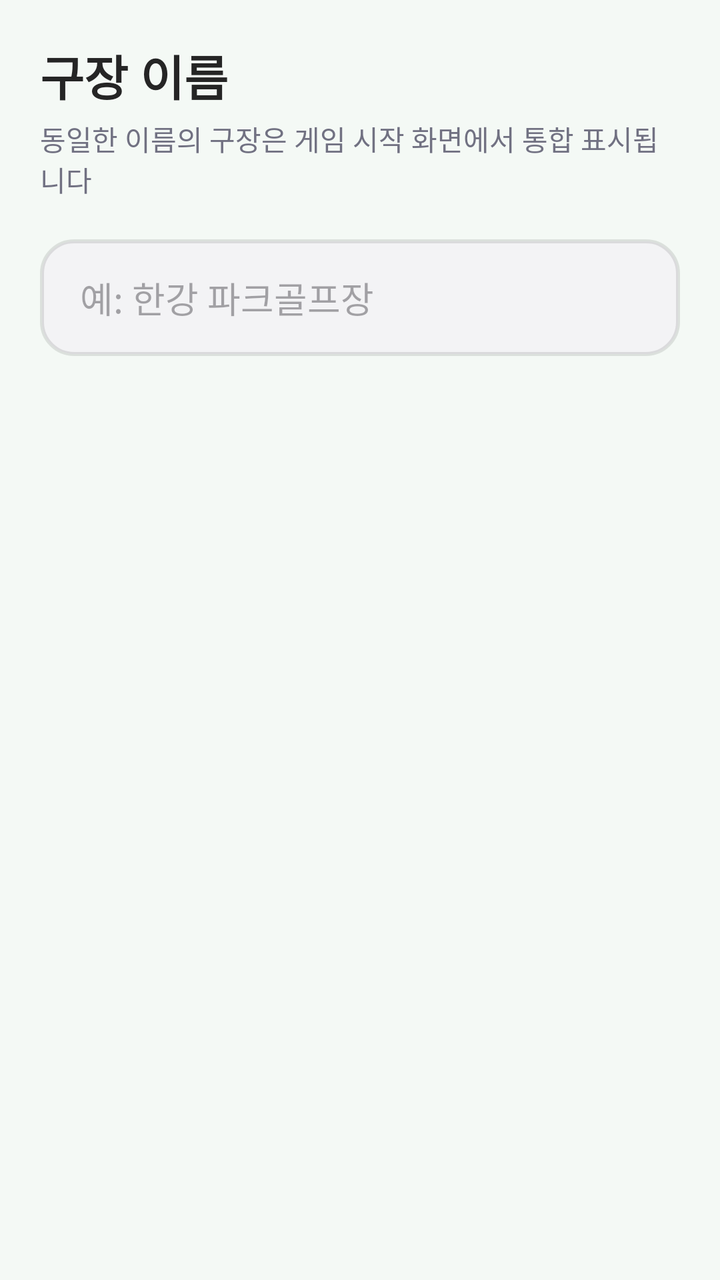
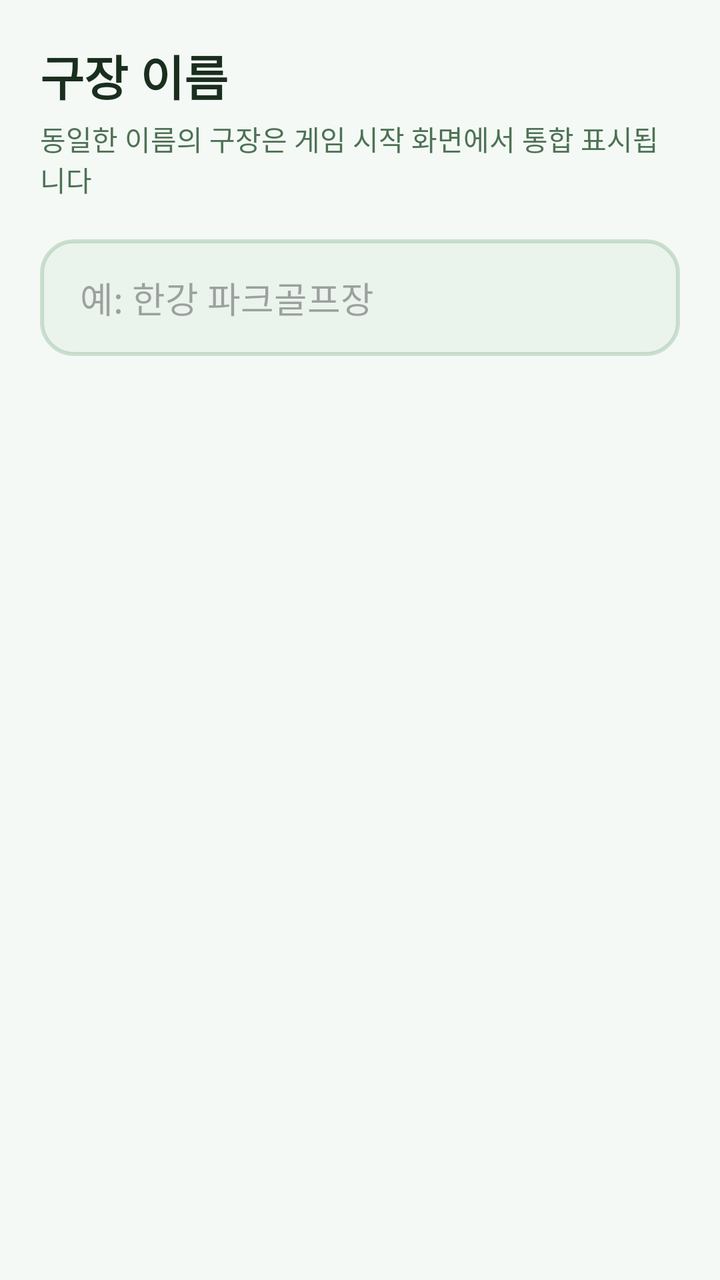

Before-and-after screenshots of an Android layout around one commit, followed by the original layout XML and the change that was made.
<!-- AndroidManifest.xml: application theme Theme.ParkGolf -->
<!-- res/layout/view_wizard_step_venue.xml -->
<?xml version="1.0" encoding="utf-8"?>
<ScrollView xmlns:android="http://schemas.android.com/apk/res/android"
    android:layout_width="match_parent" android:layout_height="match_parent"
    android:fillViewport="true" android:padding="20dp">
    <LinearLayout android:layout_width="match_parent" android:layout_height="wrap_content"
        android:orientation="vertical">
        <TextView android:layout_width="wrap_content" android:layout_height="wrap_content"
            android:text="@string/venue_name_label" android:textSize="@dimen/title_text"
            android:textStyle="bold" android:textColor="@color/foreground" />
        <TextView android:layout_width="wrap_content" android:layout_height="wrap_content"
            android:text="@string/venue_name_helper" android:textColor="@color/muted_foreground"
            android:layout_marginTop="4dp" android:layout_marginBottom="20dp" />
        <FrameLayout android:layout_width="match_parent" android:layout_height="wrap_content">
            <EditText android:id="@+id/etVenueName"
                android:layout_width="match_parent" android:layout_height="wrap_content"
                android:background="@drawable/bg_input" android:paddingHorizontal="20dp"
                android:paddingVertical="16dp" android:minHeight="@dimen/touch_min"
                android:hint="@string/venue_name_example" android:textSize="@dimen/body_text"
                android:inputType="text" android:textColor="@color/foreground" />
            <LinearLayout android:id="@+id/badgeExisting"
                android:layout_width="wrap_content" android:layout_height="wrap_content"
                android:layout_gravity="end|center_vertical" android:layout_marginEnd="16dp"
                android:orientation="horizontal" android:gravity="center_vertical" android:visibility="gone">
                <ImageView android:layout_width="16dp" android:layout_height="16dp"
                    android:src="@drawable/ic_check" android:importantForAccessibility="no"
                    app:tint="@color/primary" xmlns:app="http://schemas.android.com/apk/res-auto" />
                <TextView android:layout_width="wrap_content" android:layout_height="wrap_content"
                    android:layout_marginStart="4dp" android:text="@string/existing_venue"
                    android:textColor="@color/primary" android:textStyle="bold" android:textSize="14sp" />
            </LinearLayout>
        </FrameLayout>

        <TextView android:id="@+id/tvSuggestLabel"
            android:layout_width="wrap_content" android:layout_height="wrap_content"
            android:text="@string/saved_venues" android:textColor="@color/muted_foreground"
            android:textStyle="bold" android:layout_marginTop="20dp" android:visibility="gone" />
        <androidx.recyclerview.widget.RecyclerView android:id="@+id/rvSuggestions"
            android:layout_width="match_parent" android:layout_height="wrap_content"
            android:nestedScrollingEnabled="false" android:layout_marginTop="8dp" android:visibility="gone" />

        <LinearLayout android:id="@+id/bannerExisting"
            android:layout_width="match_parent" android:layout_height="wrap_content"
            android:orientation="horizontal" android:background="@drawable/bg_pill_primary"
            android:padding="16dp" android:layout_marginTop="20dp" android:visibility="gone">
            <ImageView android:layout_width="20dp" android:layout_height="20dp"
                android:src="@drawable/ic_alert_circle" android:importantForAccessibility="no"
                app:tint="@color/primary" xmlns:app="http://schemas.android.com/apk/res-auto" />
            <TextView android:layout_width="0dp" android:layout_height="wrap_content" android:layout_weight="1"
                android:layout_marginStart="12dp" android:text="@string/existing_venue_banner"
                android:textColor="@color/primary" />
        </LinearLayout>
    </LinearLayout>
</ScrollView>
<!-- resources referenced by this layout -->
<resources>
  <color name="foreground">#252525</color>
  <color name="muted_foreground">#717182</color>
  <color name="primary">#030213</color>
  <dimen name="body_text">18sp</dimen>
  <dimen name="title_text">24sp</dimen>
  <dimen name="touch_min">56dp</dimen>
  <!-- drawable bg_input (drawable) -->
  <?xml version="1.0" encoding="utf-8"?>
  <selector xmlns:android="http://schemas.android.com/apk/res/android">
      <item android:state_focused="true">
          <shape android:shape="rectangle">
              <solid android:color="@color/input_background" />
              <corners android:radius="@dimen/radius_card" />
              <stroke android:width="@dimen/border_width" android:color="@color/primary" />
          </shape>
      </item>
      <item>
          <shape android:shape="rectangle">
              <solid android:color="@color/input_background" />
              <corners android:radius="@dimen/radius_card" />
              <stroke android:width="@dimen/border_width" android:color="@color/border" />
          </shape>
      </item>
  </selector>
  <!-- drawable bg_pill_primary (drawable) -->
  <?xml version="1.0" encoding="utf-8"?>
  <shape xmlns:android="http://schemas.android.com/apk/res/android" android:shape="rectangle">
      <solid android:color="@color/primary_10" />
      <corners android:radius="@dimen/radius_pill" />
  </shape>
  <!-- drawable ic_alert_circle (drawable) -->
  <vector xmlns:android="http://schemas.android.com/apk/res/android" android:width="24dp" android:height="24dp" android:viewportWidth="24" android:viewportHeight="24">
      <path android:strokeColor="@color/destructive" android:strokeWidth="2" android:pathData="M22,12 A10,10 0 1 1 2,12 A10,10 0 0 1 22,12 Z" />
      <path android:strokeColor="@color/destructive" android:strokeWidth="2" android:strokeLineCap="round" android:pathData="M12,8 L12,12 M12,16 L12.01,16" />
  </vector>
  <!-- drawable ic_check (drawable) -->
  <vector xmlns:android="http://schemas.android.com/apk/res/android" android:width="24dp" android:height="24dp" android:viewportWidth="24" android:viewportHeight="24">
      <path android:strokeColor="@color/foreground" android:strokeWidth="2.5" android:strokeLineCap="round" android:strokeLineJoin="round" android:pathData="M20,6 L9,17 L4,12" />
  </vector>
  <string name="existing_venue">기존 구장</string>
  <string name="existing_venue_banner">이미 저장된 구장입니다. 코스를 추가하면 해당 구장에 통합됩니다.</string>
  <string name="saved_venues">저장된 구장</string>
  <string name="venue_name_example">예: 한강 파크골프장</string>
  <string name="venue_name_helper">동일한 이름의 구장은 게임 시작 화면에서 통합 표시됩니다</string>
  <string name="venue_name_label">구장 이름</string>
  <style name="Theme.ParkGolf" parent="Theme.ParkGolf.Green" />
  <color name="input_background">#F3F3F5</color>
  <dimen name="radius_card">16dp</dimen>
  <dimen name="border_width">2dp</dimen>
  <color name="border">#1A000000</color>
  <color name="primary_10">#1A030213</color>
  <dimen name="radius_pill">999dp</dimen>
  <color name="destructive">#D4183D</color>
  <style name="Theme.ParkGolf.Green" parent="Theme.ParkGolf.Base">
          <item name="colorPrimary">#2A7A3B</item>
          <item name="android:windowBackground">#F4F9F5</item>
          <item name="parkBackground">#F4F9F5</item>
          <item name="parkForeground">#1A2E1D</item>
          <item name="parkPrimary">#2A7A3B</item>
          <item name="parkPrimary10">#1A2A7A3B</item>
          <item name="parkSecondary">#E6F2E8</item>
          <item name="parkMuted">#EAF3EC</item>
          <item name="parkMutedForeground">#4E7255</item>
          <item name="parkAccent">#D2EBDA</item>
          <item name="parkAccentForeground">#1A3D21</item>
          <item name="parkBorder">#332A7A3B</item>
          <item name="parkInputBg">#EAF3EC</item>
      </style>
  <style name="Theme.ParkGolf.Base" parent="Theme.Material3.DayNight.NoActionBar">
          <item name="colorOnPrimary">@color/on_primary</item>
          <item name="android:textColorPrimary">?attr/parkForeground</item>
      </style>
  <color name="on_primary">#FFFFFF</color>
</resources>

<!-- the commit's change to res/layout/view_wizard_step_venue.xml (unified diff, before → after) -->
@@ -6,9 +6,9 @@
         android:orientation="vertical">
         <TextView android:layout_width="wrap_content" android:layout_height="wrap_content"
             android:text="@string/venue_name_label" android:textSize="@dimen/title_text"
-            android:textStyle="bold" android:textColor="@color/foreground" />
+            android:textStyle="bold" android:textColor="?attr/parkForeground" />
         <TextView android:layout_width="wrap_content" android:layout_height="wrap_content"
-            android:text="@string/venue_name_helper" android:textColor="@color/muted_foreground"
+            android:text="@string/venue_name_helper" android:textColor="?attr/parkMutedForeground"
             android:layout_marginTop="4dp" android:layout_marginBottom="20dp" />
         <FrameLayout android:layout_width="match_parent" android:layout_height="wrap_content">
             <EditText android:id="@+id/etVenueName"
@@ -16,23 +16,23 @@
                 android:background="@drawable/bg_input" android:paddingHorizontal="20dp"
                 android:paddingVertical="16dp" android:minHeight="@dimen/touch_min"
                 android:hint="@string/venue_name_example" android:textSize="@dimen/body_text"
-                android:inputType="text" android:textColor="@color/foreground" />
+                android:inputType="text" android:textColor="?attr/parkForeground" />
             <LinearLayout android:id="@+id/badgeExisting"
                 android:layout_width="wrap_content" android:layout_height="wrap_content"
                 android:layout_gravity="end|center_vertical" android:layout_marginEnd="16dp"
                 android:orientation="horizontal" android:gravity="center_vertical" android:visibility="gone">
                 <ImageView android:layout_width="16dp" android:layout_height="16dp"
                     android:src="@drawable/ic_check" android:importantForAccessibility="no"
-                    app:tint="@color/primary" xmlns:app="http://schemas.android.com/apk/res-auto" />
+                    app:tint="?attr/parkPrimary" xmlns:app="http://schemas.android.com/apk/res-auto" />
                 <TextView android:layout_width="wrap_content" android:layout_height="wrap_content"
                     android:layout_marginStart="4dp" android:text="@string/existing_venue"
-                    android:textColor="@color/primary" android:textStyle="bold" android:textSize="14sp" />
+                    android:textColor="?attr/parkPrimary" android:textStyle="bold" android:textSize="14sp" />
             </LinearLayout>
         </FrameLayout>
 
         <TextView android:id="@+id/tvSuggestLabel"
             android:layout_width="wrap_content" android:layout_height="wrap_content"
-            android:text="@string/saved_venues" android:textColor="@color/muted_foreground"
+            android:text="@string/saved_venues" android:textColor="?attr/parkMutedForeground"
             android:textStyle="bold" android:layout_marginTop="20dp" android:visibility="gone" />
         <androidx.recyclerview.widget.RecyclerView android:id="@+id/rvSuggestions"
             android:layout_width="match_parent" android:layout_height="wrap_content"
@@ -44,10 +44,10 @@
             android:padding="16dp" android:layout_marginTop="20dp" android:visibility="gone">
             <ImageView android:layout_width="20dp" android:layout_height="20dp"
                 android:src="@drawable/ic_alert_circle" android:importantForAccessibility="no"
-                app:tint="@color/primary" xmlns:app="http://schemas.android.com/apk/res-auto" />
+                app:tint="?attr/parkPrimary" xmlns:app="http://schemas.android.com/apk/res-auto" />
             <TextView android:layout_width="0dp" android:layout_height="wrap_content" android:layout_weight="1"
                 android:layout_marginStart="12dp" android:text="@string/existing_venue_banner"
-                android:textColor="@color/primary" />
+                android:textColor="?attr/parkPrimary" />
         </LinearLayout>
     </LinearLayout>
 </ScrollView>
<!-- resource entries referenced after the edit -->
@@ -1,8 +1,5 @@
 <!-- resources referenced by this layout -->
 <resources>
-  <color name="foreground">#252525</color>
-  <color name="muted_foreground">#717182</color>
-  <color name="primary">#030213</color>
   <dimen name="body_text">18sp</dimen>
   <dimen name="title_text">24sp</dimen>
   <dimen name="touch_min">56dp</dimen>
@@ -11,23 +8,23 @@
   <selector xmlns:android="http://schemas.android.com/apk/res/android">
       <item android:state_focused="true">
           <shape android:shape="rectangle">
-              <solid android:color="@color/input_background" />
+              <solid android:color="?attr/parkInputBg" />
               <corners android:radius="@dimen/radius_card" />
-              <stroke android:width="@dimen/border_width" android:color="@color/primary" />
+              <stroke android:width="@dimen/border_width" android:color="?attr/parkPrimary" />
           </shape>
       </item>
       <item>
           <shape android:shape="rectangle">
-              <solid android:color="@color/input_background" />
+              <solid android:color="?attr/parkInputBg" />
               <corners android:radius="@dimen/radius_card" />
-              <stroke android:width="@dimen/border_width" android:color="@color/border" />
+              <stroke android:width="@dimen/border_width" android:color="?attr/parkBorder" />
           </shape>
       </item>
   </selector>
   <!-- drawable bg_pill_primary (drawable) -->
   <?xml version="1.0" encoding="utf-8"?>
   <shape xmlns:android="http://schemas.android.com/apk/res/android" android:shape="rectangle">
-      <solid android:color="@color/primary_10" />
+      <solid android:color="?attr/parkPrimary10" />
       <corners android:radius="@dimen/radius_pill" />
   </shape>
   <!-- drawable ic_alert_circle (drawable) -->
@@ -37,7 +34,7 @@
   </vector>
   <!-- drawable ic_check (drawable) -->
   <vector xmlns:android="http://schemas.android.com/apk/res/android" android:width="24dp" android:height="24dp" android:viewportWidth="24" android:viewportHeight="24">
-      <path android:strokeColor="@color/foreground" android:strokeWidth="2.5" android:strokeLineCap="round" android:strokeLineJoin="round" android:pathData="M20,6 L9,17 L4,12" />
+      <path android:strokeColor="?attr/parkForeground" android:strokeWidth="2.5" android:strokeLineCap="round" android:strokeLineJoin="round" android:pathData="M20,6 L9,17 L4,12" />
   </vector>
   <string name="existing_venue">기존 구장</string>
   <string name="existing_venue_banner">이미 저장된 구장입니다. 코스를 추가하면 해당 구장에 통합됩니다.</string>
@@ -46,11 +43,8 @@
   <string name="venue_name_helper">동일한 이름의 구장은 게임 시작 화면에서 통합 표시됩니다</string>
   <string name="venue_name_label">구장 이름</string>
   <style name="Theme.ParkGolf" parent="Theme.ParkGolf.Green" />
-  <color name="input_background">#F3F3F5</color>
   <dimen name="radius_card">16dp</dimen>
   <dimen name="border_width">2dp</dimen>
-  <color name="border">#1A000000</color>
-  <color name="primary_10">#1A030213</color>
   <dimen name="radius_pill">999dp</dimen>
   <color name="destructive">#D4183D</color>
   <style name="Theme.ParkGolf.Green" parent="Theme.ParkGolf.Base">
